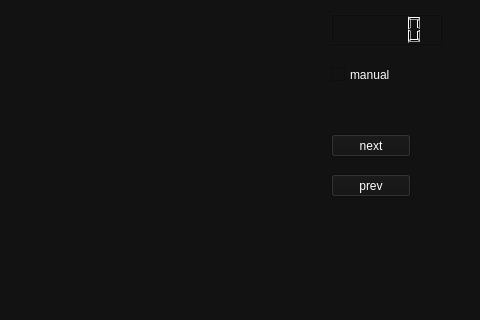
This is layout-main_window.ui in VivekThazhathattil/mnemopy as Qt 5 draws it before an edit; both pictures show x 259 to 739 and y 126 to 446 of the 739 by 446 pixel window. The edited form follows.
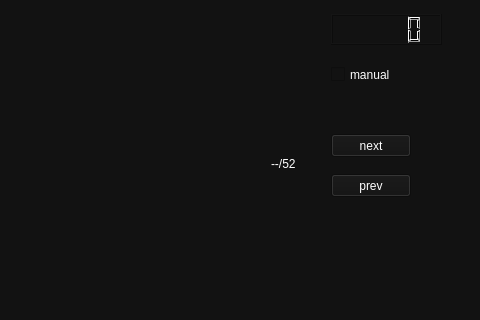
This is the edited form. The open tabs and pages were chosen to show the change. Icons and pictures are not drawn.

Diff of the .ui file:
```diff
--- a/layout-main_window.ui
+++ b/layout-main_window.ui
@@ -384,6 +384,22 @@
        <string>prev</string>
       </property>
      </widget>
+     <widget class="QLabel" name="card_no_sc">
+      <property name="geometry">
+       <rect>
+        <x>530</x>
+        <y>300</y>
+        <width>41</width>
+        <height>20</height>
+       </rect>
+      </property>
+      <property name="styleSheet">
+       <string notr="true">color:rgb(255, 255, 255)</string>
+      </property>
+      <property name="text">
+       <string>--/52</string>
+      </property>
+     </widget>
     </widget>
     <widget class="QWidget" name="page_5min_nums">
      <widget class="QPushButton" name="button_quit_2">
```
Left out of the diff: 31 changed lines with no effect on the pictures.
